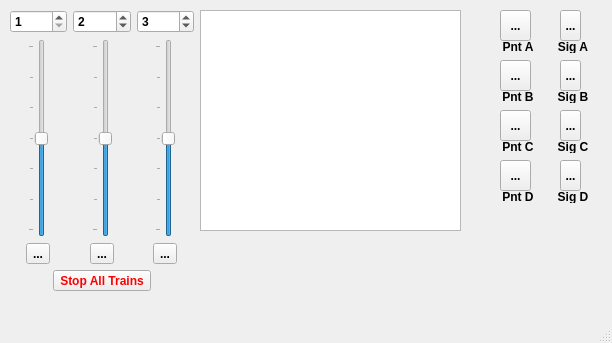
First picture: the form in gb_dcc.ui, repository schelli04/Gertbot_DCC, before the edit.
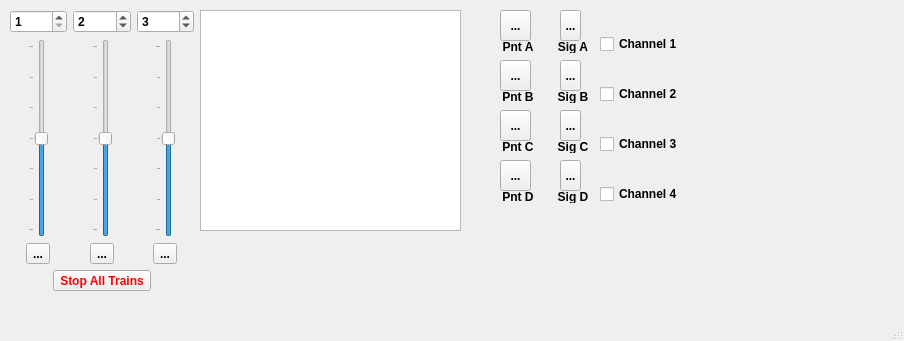
Second picture: the form after the edit. Icons and pictures are not drawn.

Diff of the .ui file:
```diff
--- a/gb_dcc.ui
+++ b/gb_dcc.ui
@@ -6,8 +6,8 @@
    <rect>
     <x>0</x>
     <y>0</y>
-    <width>612</width>
-    <height>343</height>
+    <width>904</width>
+    <height>341</height>
    </rect>
   </property>
   <property name="font">
@@ -695,6 +695,46 @@
      </rect>
     </property>
    </widget>
+   <widget class="QWidget" name="verticalLayoutWidget">
+    <property name="geometry">
+     <rect>
+      <x>600</x>
+      <y>10</y>
+      <width>81</width>
+      <height>221</height>
+     </rect>
+    </property>
+    <layout class="QVBoxLayout" name="verticalLayout_5">
+     <item>
+      <widget class="QCheckBox" name="chkBx_Chn0">
+       <property name="text">
+        <string>Channel 1</string>
+       </property>
+      </widget>
+     </item>
+     <item>
+      <widget class="QCheckBox" name="chkBx_Chn1">
+       <property name="text">
+        <string>Channel 2</string>
+       </property>
+      </widget>
+     </item>
+     <item>
+      <widget class="QCheckBox" name="chkBx_Chn2">
+       <property name="text">
+        <string>Channel 3</string>
+       </property>
+      </widget>
+     </item>
+     <item>
+      <widget class="QCheckBox" name="chkBx_Chn3">
+       <property name="text">
+        <string>Channel 4</string>
+       </property>
+      </widget>
+     </item>
+    </layout>
+   </widget>
   </widget>
   <widget class="QMenuBar" name="menubar">
    <property name="geometry">
```
Left out of the diff: 4 changed lines with no effect on the pictures.
